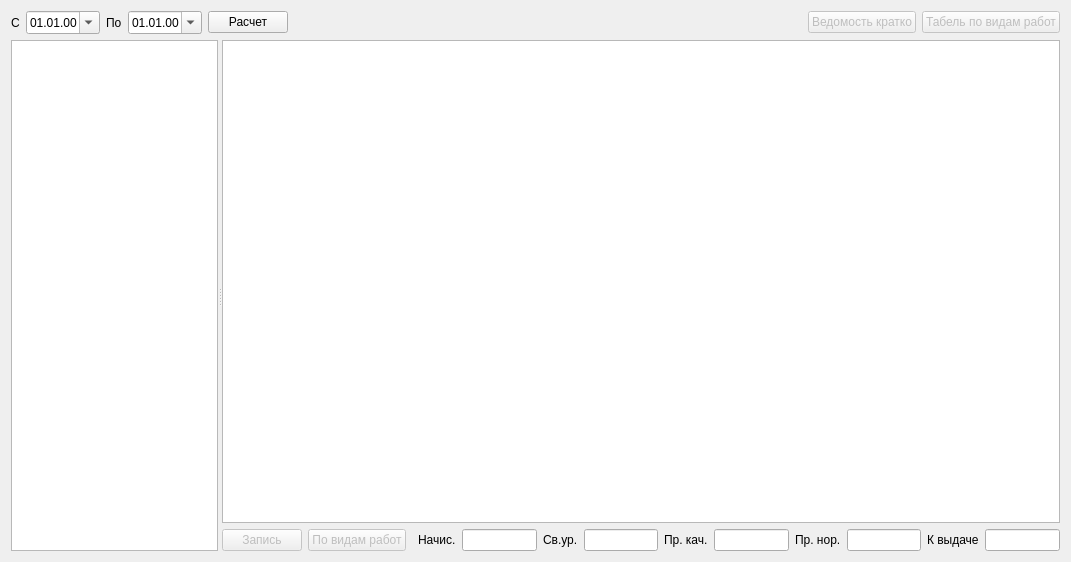
The window that formcalcwage.ui (Sergeyego/el_zp) describes before a commit, drawn with Qt 5.
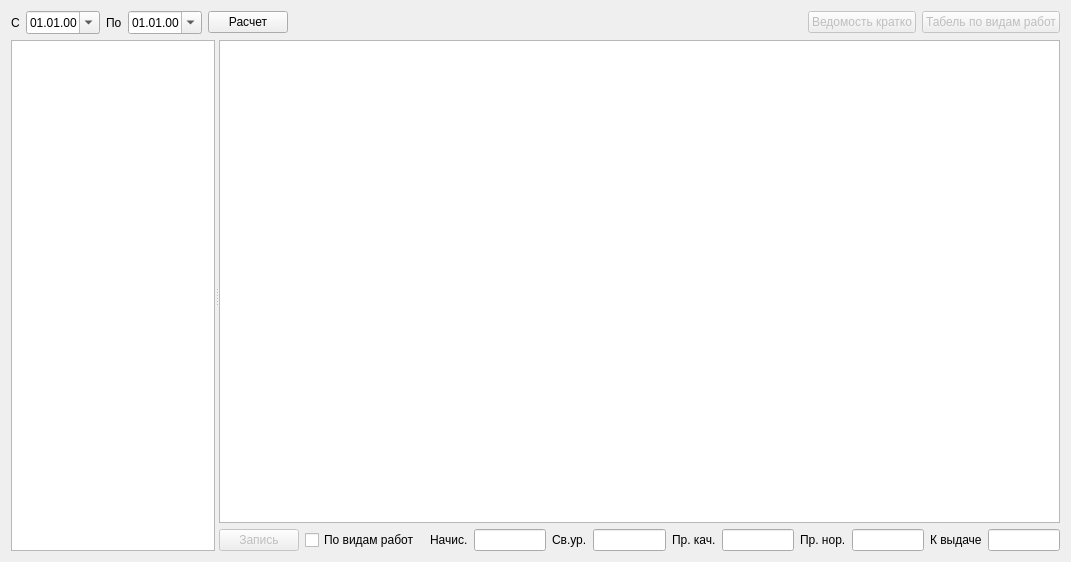
The same window after the commit. Custom widgets are drawn as their Qt base class.

What changed in the file:
```diff
--- a/formcalcwage.ui
+++ b/formcalcwage.ui
@@ -122,10 +122,7 @@
           </widget>
          </item>
          <item>
-          <widget class="QPushButton" name="pushButtonJob">
-           <property name="enabled">
-            <bool>false</bool>
-           </property>
+          <widget class="QCheckBox" name="checkBoxVid">
            <property name="text">
             <string>По видам работ</string>
            </property>
```
